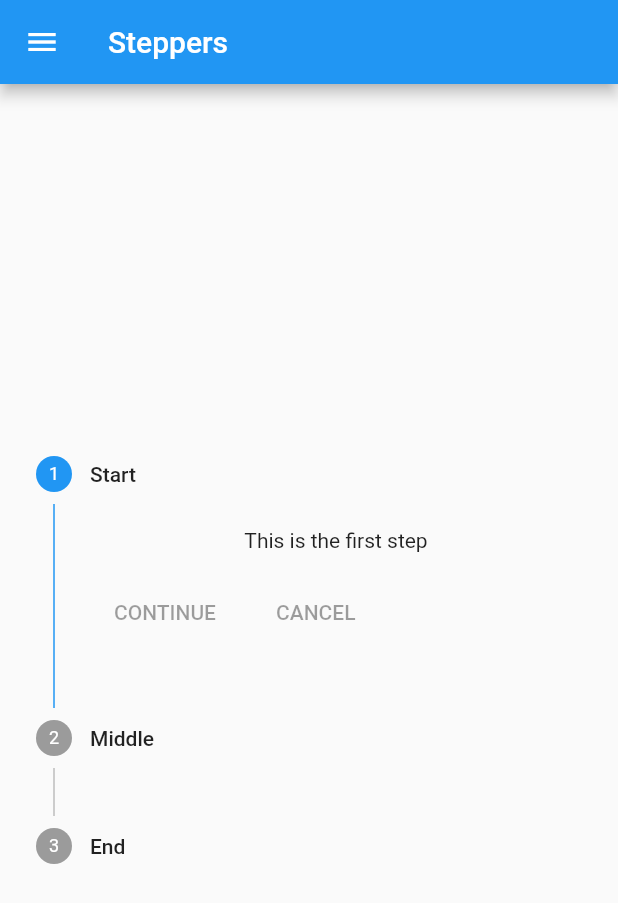
After one commit to sssloba/flutter-widgets-demo, a Flutter app: the Steppers screen opened directly, on a phone screen of 412 x 824 dp. The commit adds this screen. Shown: the top 903 px of the screen. Run offline on Flutter 3.47's test engine with Material 2 defaults, Android fonts, the phone set to English and light mode, and no system bars.

Commit message:
basic-stepper

```diff
--- /dev/null
+++ b/lib/screens/steppers.dart
@@ -0,0 +1,46 @@
+import 'package:flutter/material.dart';
+import 'package:flutter_widgets_demo/widgets/app_drawer.dart';
+
+class Steppers extends StatefulWidget {
+  const Steppers({Key? key}) : super(key: key);
+
+  @override
+  _SteppersState createState() => _SteppersState();
+}
+
+class _SteppersState extends State<Steppers> {
+  int currentStepIndex = 0;
+  @override
+  Widget build(BuildContext context) {
+    return Scaffold(
+      drawer: const AppDrawer(),
+      appBar: AppBar(
+        title: const Text('Steppers'),
+      ),
+      body: Center(
+        child: Stepper(
+          currentStep: currentStepIndex,
+          onStepTapped: (int stepIndex) =>
+              setState(() => currentStepIndex = stepIndex),
+          steps: <Step>[
+            const Step(
+              isActive: true,
+              title: Text('Start'),
+              content: Text('This is the first step'),
+            ),
+            Step(
+              isActive: currentStepIndex >= 1,
+              title: const Text('Middle'),
+              content: const Text('This is the second step'),
+            ),
+            Step(
+              isActive: currentStepIndex == 2,
+              title: const Text('End'),
+              content: const Text('This is the last step'),
+            ),
+          ],
+        ),
+      ),
+    );
+  }
+}
--- a/lib/widgets/app_drawer.dart
+++ b/lib/widgets/app_drawer.dart
@@ -3,6 +3,7 @@ import 'package:flutter_widgets_demo/screens/animated_cross_fade_demo.dart';
 import 'package:flutter_widgets_demo/screens/draggables.dart';
 import 'package:flutter_widgets_demo/screens/home_page.dart';
 import 'package:flutter_widgets_demo/screens/slivers.dart';
+import 'package:flutter_widgets_demo/screens/steppers.dart';
 import 'package:flutter_widgets_demo/widgets/drawer_tile.dart';
 
 class AppDrawer extends StatelessWidget {
@@ -17,6 +18,7 @@ class AppDrawer extends StatelessWidget {
           DrawerTile('Animated Cross Fade', AnimatedCrossFadeDemo()),
           DrawerTile('Slivers', Slivers()),
           DrawerTile('Draggable', Draggables()),
+          DrawerTile('Steppers', Steppers()),
         ],
       ),
     );
```
